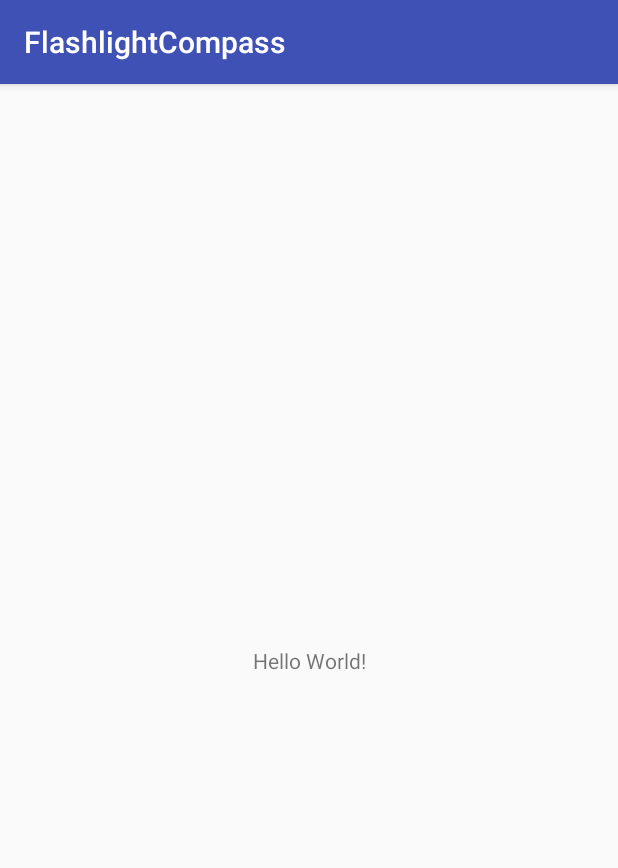
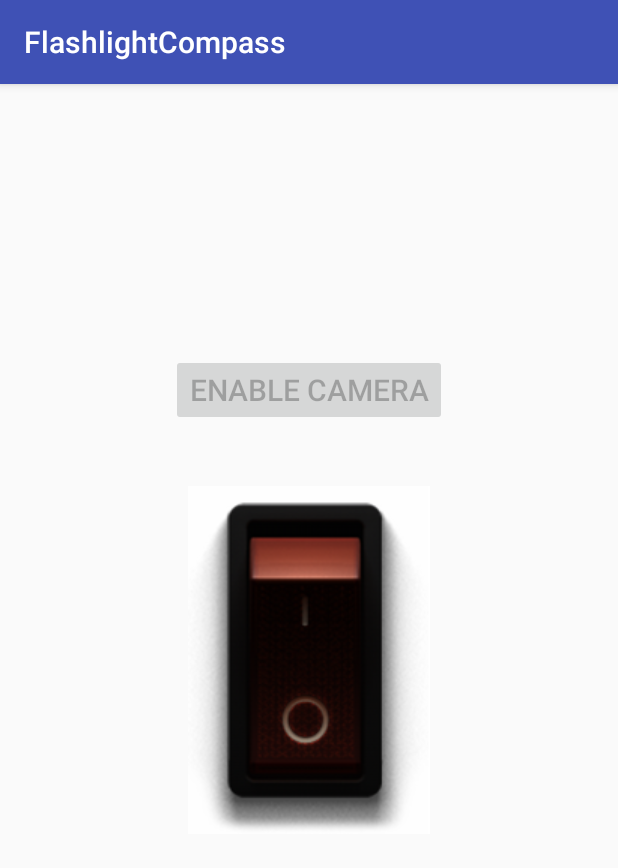
Before and after one commit to AndyRadionov/FlashlightCompass, an Android app: the screen it shows after launch (MainActivity), on a phone screen of 412 x 824 dp. Shown: the top 868 px of the screen. Run offline under Robolectric (Android 15) with nearby library versions, the phone set to English and light mode, and no system bars.

Commit message:
FirstFlashLightVersion

```diff
--- a/app/build.gradle
+++ b/app/build.gradle
@@ -8,7 +8,7 @@ android {
     compileSdkVersion 27
     defaultConfig {
         applicationId "io.github.andyradionov.flashlightcompass"
-        minSdkVersion 19
+        minSdkVersion 23
         targetSdkVersion 27
         versionCode 1
         versionName "1.0"
--- a/app/src/main/AndroidManifest.xml
+++ b/app/src/main/AndroidManifest.xml
@@ -1,6 +1,9 @@
 <?xml version="1.0" encoding="utf-8"?>
 <manifest xmlns:android="http://schemas.android.com/apk/res/android"
     package="io.github.andyradionov.flashlightcompass">
+
+    <uses-permission android:name="android.permission.CAMERA" />
+    <uses-feature android:name="android.hardware.camera" />
 
     <application
         android:allowBackup="true"
--- a/app/src/main/java/io/github/andyradionov/flashlightcompass/MainActivity.kt
+++ b/app/src/main/java/io/github/andyradionov/flashlightcompass/MainActivity.kt
@@ -1,12 +1,97 @@
 package io.github.andyradionov.flashlightcompass
 
+import android.Manifest
+import android.content.Context
+import android.content.pm.PackageManager
+import android.hardware.camera2.CameraAccessException
+import android.hardware.camera2.CameraManager
+import android.os.Bundle
+import android.support.v4.app.ActivityCompat
+import android.support.v4.content.ContextCompat
 import android.support.v7.app.AppCompatActivity
-import android.os.Bundle
+import android.widget.Toast
+import kotlinx.android.synthetic.main.activity_main.*
 
 class MainActivity : AppCompatActivity() {
+
+    private var flashLightStatus = false
 
     override fun onCreate(savedInstanceState: Bundle?) {
         super.onCreate(savedInstanceState)
         setContentView(R.layout.activity_main)
+
+        initViews()
+        initListeners()
+    }
+
+    override fun onRequestPermissionsResult(requestCode: Int, permissions: Array<String>, grantResults: IntArray) {
+        when (requestCode) {
+            CAMERA_REQUEST -> if (grantResults.isNotEmpty() && grantResults[0] == PackageManager.PERMISSION_GRANTED) {
+                buttonEnable.isEnabled = false
+                buttonEnable.text = "Camera Enabled"
+                imageFlashlight.isEnabled = true
+            } else {
+                Toast.makeText(this@MainActivity, "Permission Denied for the Camera",
+                        Toast.LENGTH_SHORT).show()
+            }
+        }
+    }
+
+    private fun initViews() {
+        val isEnabled = ContextCompat.checkSelfPermission(this, Manifest.permission.CAMERA) ==
+                PackageManager.PERMISSION_GRANTED
+
+        buttonEnable.isEnabled = !isEnabled;
+        imageFlashlight.isEnabled = isEnabled;
+    }
+
+    private fun initListeners() {
+        val hasCameraFlash = packageManager.hasSystemFeature(PackageManager.FEATURE_CAMERA_FLASH)
+
+        buttonEnable.setOnClickListener {
+            ActivityCompat.requestPermissions(MainActivity@this,
+                    arrayOf(Manifest.permission.CAMERA), Companion.CAMERA_REQUEST);
+        }
+
+        imageFlashlight.setOnClickListener {
+            if (hasCameraFlash) {
+                if (flashLightStatus)
+                    flashLightOff();
+                else
+                    flashLightOn();
+            } else {
+                Toast.makeText(MainActivity@this, "No flash available on your device",
+                        Toast.LENGTH_SHORT).show();
+            }
+        }
+    }
+
+    private fun flashLightOn() {
+        val cameraManager = getSystemService(Context.CAMERA_SERVICE) as CameraManager
+
+        try {
+            val cameraId = cameraManager.cameraIdList[0]
+            cameraManager.setTorchMode(cameraId, true)
+            flashLightStatus = true
+            imageFlashlight.setImageResource(R.drawable.btn_switch_on)
+        } catch (e: CameraAccessException) {
+        }
+    }
+
+    private fun flashLightOff() {
+        val cameraManager = getSystemService(Context.CAMERA_SERVICE) as CameraManager
+
+        try {
+            val cameraId = cameraManager.cameraIdList[0]
+            cameraManager.setTorchMode(cameraId, false)
+            flashLightStatus = false
+            imageFlashlight.setImageResource(R.drawable.btn_switch_off)
+        } catch (e: CameraAccessException) {
+        }
+
+    }
+
+    companion object {
+        private const val CAMERA_REQUEST = 50
     }
 }
--- a/app/src/main/res/layout/activity_main.xml
+++ b/app/src/main/res/layout/activity_main.xml
@@ -1,18 +1,23 @@
 <?xml version="1.0" encoding="utf-8"?>
-<android.support.constraint.ConstraintLayout xmlns:android="http://schemas.android.com/apk/res/android"
-    xmlns:app="http://schemas.android.com/apk/res-auto"
-    xmlns:tools="http://schemas.android.com/tools"
-    android:layout_width="match_parent"
-    android:layout_height="match_parent"
-    tools:context=".MainActivity">
+<RelativeLayout xmlns:android="http://schemas.android.com/apk/res/android"
+    android:layout_width="fill_parent"
+    android:layout_height="fill_parent" >
 
-    <TextView
+    <ImageView
+        android:id="@+id/imageFlashlight"
         android:layout_width="wrap_content"
         android:layout_height="wrap_content"
-        android:text="Hello World!"
-        app:layout_constraintBottom_toBottomOf="parent"
-        app:layout_constraintLeft_toLeftOf="parent"
-        app:layout_constraintRight_toRightOf="parent"
-        app:layout_constraintTop_toTopOf="parent" />
+        android:layout_centerInParent="true"
+        android:src="@drawable/btn_switch_off"/>
 
-</android.support.constraint.ConstraintLayout>
+    <Button
+        android:id="@+id/buttonEnable"
+        android:layout_width="wrap_content"
+        android:layout_height="wrap_content"
+        android:layout_centerHorizontal="true"
+        android:textSize="20sp"
+        android:text="Enable Camera"
+        android:layout_above="@id/imageFlashlight"
+        android:layout_marginBottom="40dp"/>
+
+</RelativeLayout>
```
Also changed, not shown: app/src/main/res/drawable/btn_switch_off.png (added), app/src/main/res/drawable/btn_switch_on.png (added).
